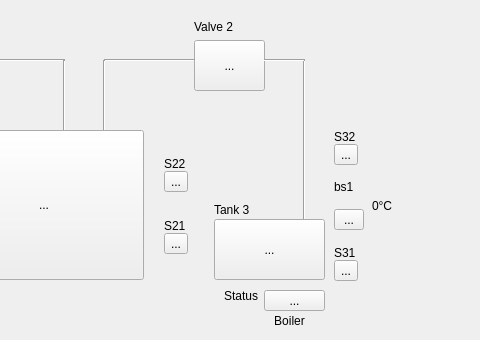
Above: firmware/x86_gnu_qt_gui/ap/mainwindow.ui from TrabalhosPUCPR/AtividadeTanquesDeAgua before the change; both pictures show x 486 to 966 and y 0 to 340 of the 966 by 457 pixel window. Below: the same form after it.
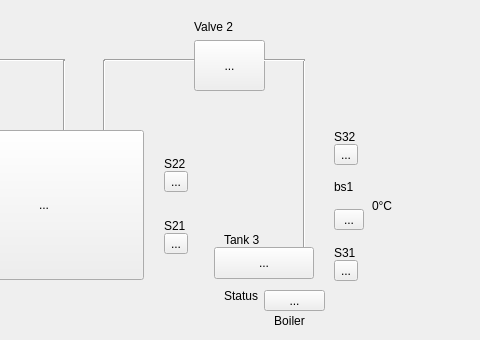
That is the form after the change. Custom widgets are drawn as their Qt base class.

Diff of the .ui file:
```diff
--- a/firmware/x86_gnu_qt_gui/ap/mainwindow.ui
+++ b/firmware/x86_gnu_qt_gui/ap/mainwindow.ui
@@ -123,7 +123,7 @@
       <x>780</x>
       <y>60</y>
       <width>20</width>
-      <height>171</height>
+      <height>191</height>
      </rect>
     </property>
     <property name="orientation">
@@ -211,9 +211,9 @@
     <property name="geometry">
      <rect>
       <x>700</x>
-      <y>219</y>
-      <width>111</width>
-      <height>61</height>
+      <y>247</y>
+      <width>100</width>
+      <height>32</height>
      </rect>
     </property>
     <property name="sizePolicy">
@@ -273,8 +273,8 @@
    <widget class="QLabel" name="label_6">
     <property name="geometry">
      <rect>
-      <x>700</x>
-      <y>200</y>
+      <x>710</x>
+      <y>230</y>
       <width>51</width>
       <height>20</height>
      </rect>
```
